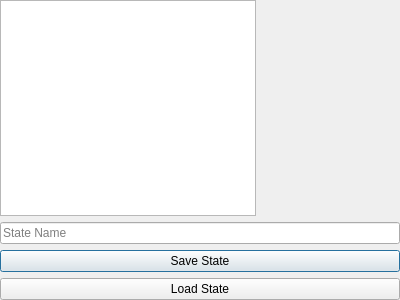
meepingsnesroms/Mu, file qtBuildSystem/Mu/statemanager.ui: the form before one commit.
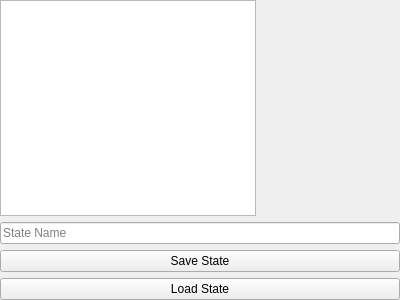
The form after the commit.

What changed in the file:
```diff
--- a/qtBuildSystem/Mu/statemanager.ui
+++ b/qtBuildSystem/Mu/statemanager.ui
@@ -75,6 +75,9 @@
      <property name="text">
       <string>Save State</string>
      </property>
+     <property name="autoDefault">
+      <bool>false</bool>
+     </property>
     </widget>
    </item>
    <item>
@@ -82,6 +85,9 @@
      <property name="text">
       <string>Load State</string>
      </property>
+     <property name="autoDefault">
+      <bool>false</bool>
+     </property>
     </widget>
    </item>
   </layout>
```
